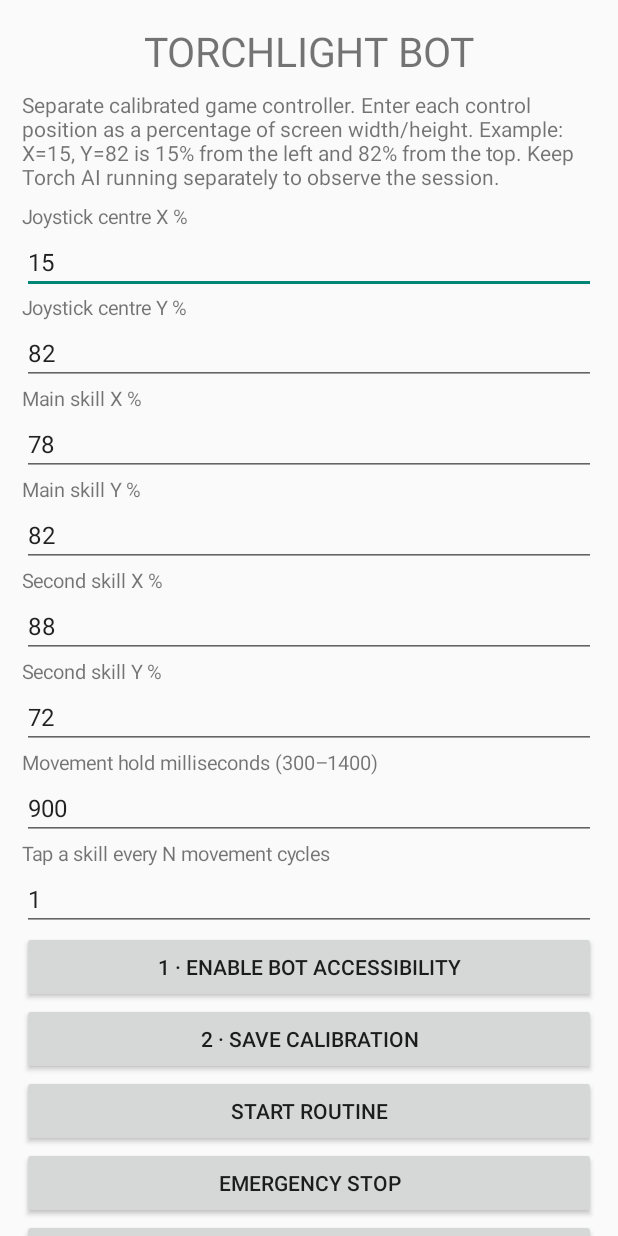
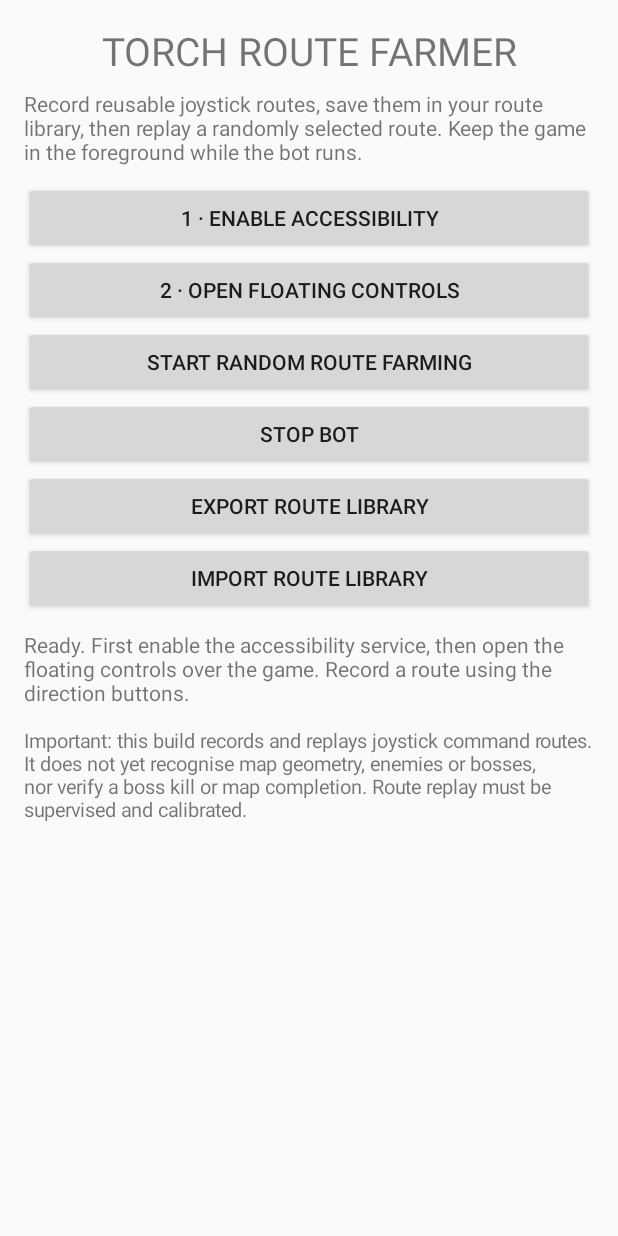
Before and after one commit to imcrackedpixel/Torch, an Android app: the screen it shows after launch (MainActivity), on a phone screen of 412 x 824 dp. Run offline under Robolectric (Android 15) with nearby library versions, the phone set to English and light mode, and no system bars.

Commit message:
Replace blind routine screen with route library controls

```diff
--- a/torchlight-bot/src/main/java/com/imcrackedpixel/torchlightbot/MainActivity.kt
+++ b/torchlight-bot/src/main/java/com/imcrackedpixel/torchlightbot/MainActivity.kt
@@ -1,45 +1,113 @@
 package com.imcrackedpixel.torchlightbot
+
 import android.app.Activity
 import android.content.Intent
 import android.os.Bundle
 import android.provider.Settings
 import android.view.Gravity
 import android.widget.*
+
 class MainActivity : Activity() {
     private lateinit var status: TextView
- private lateinit var fields: MutableMap<String,EditText>
- private var exportText="[]"
     override fun onCreate(savedInstanceState: Bundle?) {
         super.onCreate(savedInstanceState)
-  val prefs=getSharedPreferences("bot_config",MODE_PRIVATE)
-  val root=LinearLayout(this).apply { orientation=LinearLayout.VERTICAL; setPadding(22,24,22,24) }
-  root.addView(TextView(this).apply { text="TORCHLIGHT BOT"; textSize=27f; gravity=Gravity.CENTER })
-  root.addView(TextView(this).apply { text="Separate calibrated game controller. Enter each control position as a percentage of screen width/height. Example: X=15, Y=82 is 15% from the left and 82% from the top. Keep Torch AI running separately to observe the session."; textSize=14f; setPadding(0,12,0,12) })
-  fields=mutableMapOf()
-  fun field(label:String,key:String,default:String) {
-   root.addView(TextView(this).apply { text=label; textSize=13f })
-   val e=EditText(this).apply { setSingleLine(true); setText(prefs.getString(key,default)?:default); textSize=16f; hint="0–100" }
-   root.addView(e); fields[key]=e
+        val prefs = getSharedPreferences("route_library", MODE_PRIVATE)
+        val root = LinearLayout(this).apply {
+            orientation = LinearLayout.VERTICAL
+            setPadding(24, 24, 24, 24)
         }
-  field("Joystick centre X %","joy_x","15"); field("Joystick centre Y %","joy_y","82")
-  field("Main skill X %","s1_x","78"); field("Main skill Y %","s1_y","82")
-  field("Second skill X %","s2_x","88"); field("Second skill Y %","s2_y","72")
-  field("Movement hold milliseconds (300–1400)","move_ms","900")
-  field("Tap a skill every N movement cycles","skill_every","1")
-  root.addView(Button(this).apply { text="1 · ENABLE BOT ACCESSIBILITY"; setOnClickListener { startActivity(Intent(Settings.ACTION_ACCESSIBILITY_SETTINGS)) } })
-  root.addView(Button(this).apply { text="2 · SAVE CALIBRATION"; setOnClickListener { save(); status.text="Calibration saved." } })
-  root.addView(Button(this).apply { text="START ROUTINE"; setOnClickListener { save(); sendBroadcast(Intent(BotAccessibilityService.ACTION_START).setPackage(packageName)); status.text="Start requested. Switch to Torchlight: Infinite. Return here and press EMERGENCY STOP to stop." } })
-  root.addView(Button(this).apply { text="EMERGENCY STOP"; setOnClickListener { sendBroadcast(Intent(BotAccessibilityService.ACTION_STOP).setPackage(packageName)); status.text="Stop requested." } })
-  root.addView(Button(this).apply { text="EXPORT ACTION LOG"; setOnClickListener {
-   exportText=prefs.getString("action_log","[]")?:"[]"
-   val i=Intent(Intent.ACTION_CREATE_DOCUMENT).apply { addCategory(Intent.CATEGORY_OPENABLE); type="application/json"; putExtra(Intent.EXTRA_TITLE,"torchlight-bot-session.json") }
-   @Suppress("DEPRECATION") startActivityForResult(i,7301)
-  } })
-  status=TextView(this).apply { text="Bot idle. Version 0.1 uses a fixed movement/skill routine. It does not yet visually recognise enemies, loot or walls."; textSize=14f; setPadding(0,14,0,8) }
+        root.addView(TextView(this).apply {
+            text = "TORCH ROUTE FARMER"
+            textSize = 26f
+            gravity = Gravity.CENTER
+        })
+        root.addView(TextView(this).apply {
+            text = "Record reusable joystick routes, save them in your route library, then replay a randomly selected route. Keep the game in the foreground while the bot runs."
+            textSize = 14f
+            setPadding(0, 12, 0, 16)
+        })
+        root.addView(Button(this).apply {
+            text = "1 · ENABLE ACCESSIBILITY"
+            setOnClickListener { startActivity(Intent(Settings.ACTION_ACCESSIBILITY_SETTINGS)) }
+        })
+        root.addView(Button(this).apply {
+            text = "2 · OPEN FLOATING CONTROLS"
+            setOnClickListener {
+                sendBroadcast(Intent(BotAccessibilityService.ACTION_SHOW).setPackage(packageName))
+                status.text = "Floating controls requested. Switch to Torchlight and use the on-screen panel."
+            }
+        })
+        root.addView(Button(this).apply {
+            text = "START RANDOM ROUTE FARMING"
+            setOnClickListener {
+                sendBroadcast(Intent(BotAccessibilityService.ACTION_RANDOM_PLAY).setPackage(packageName))
+                status.text = "Random route playback requested."
+            }
+        })
+        root.addView(Button(this).apply {
+            text = "STOP BOT"
+            setOnClickListener {
+                sendBroadcast(Intent(BotAccessibilityService.ACTION_STOP).setPackage(packageName))
+                status.text = "Stop requested."
+            }
+        })
+        root.addView(Button(this).apply {
+            text = "EXPORT ROUTE LIBRARY"
+            setOnClickListener {
+                val data = prefs.getString("routes", "[]") ?: "[]"
+                val i = Intent(Intent.ACTION_CREATE_DOCUMENT).apply {
+                    addCategory(Intent.CATEGORY_OPENABLE)
+                    type = "application/json"
+                    putExtra(Intent.EXTRA_TITLE, "torch-route-library.json")
+                }
+                exportData = data
+                @Suppress("DEPRECATION")
+                startActivityForResult(i, 7401)
+            }
+        })
+        root.addView(Button(this).apply {
+            text = "IMPORT ROUTE LIBRARY"
+            setOnClickListener {
+                val i = Intent(Intent.ACTION_OPEN_DOCUMENT).apply {
+                    addCategory(Intent.CATEGORY_OPENABLE)
+                    type = "application/json"
+                }
+                @Suppress("DEPRECATION")
+                startActivityForResult(i, 7402)
+            }
+        })
+        status = TextView(this).apply {
+            text = "Ready. First enable the accessibility service, then open the floating controls over the game. Record a route using the direction buttons."
+            textSize = 14f
+            setPadding(0, 16, 0, 8)
+        }
         root.addView(status)
+        root.addView(TextView(this).apply {
+            text = "Important: this build records and replays joystick command routes. It does not yet recognise map geometry, enemies or bosses, nor verify a boss kill or map completion. Route replay must be supervised and calibrated."
+            textSize = 13f
+            setPadding(0, 12, 0, 12)
+        })
         setContentView(ScrollView(this).apply { addView(root) })
     }
- private fun save() { val e=getSharedPreferences("bot_config",MODE_PRIVATE).edit(); fields.forEach { (k,v)->e.putString(k,v.text.toString()) }; e.apply() }
+
+    private var exportData = "[]"
+
     @Deprecated("Compatibility")
- override fun onActivityResult(requestCode:Int,resultCode:Int,data:Intent?) { super.onActivityResult(requestCode,resultCode,data); if(requestCode==7301 && resultCode==RESULT_OK && data?.data!=null) contentResolver.openOutputStream(data.data!!)?.bufferedWriter()?.use { it.write(exportText) } }
+    override fun onActivityResult(requestCode: Int, resultCode: Int, data: Intent?) {
+        super.onActivityResult(requestCode, resultCode, data)
+        if (resultCode != RESULT_OK || data?.data == null) return
+        if (requestCode == 7401) {
+            contentResolver.openOutputStream(data.data!!)?.bufferedWriter()?.use { it.write(exportData) }
+            status.text = "Route library exported."
+        } else if (requestCode == 7402) {
+            val imported = contentResolver.openInputStream(data.data!!)?.bufferedReader()?.use { it.readText() } ?: return
+            try {
+                val array = org.json.JSONArray(imported)
+                getSharedPreferences("route_library", MODE_PRIVATE).edit().putString("routes", array.toString()).apply()
+                status.text = "Imported ${array.length()} routes."
+            } catch (_: Exception) {
+                status.text = "Import failed: file is not a valid route library."
             }
+        }
+    }
+}
```
Lines whose indentation alone changed are shown as unchanged.
